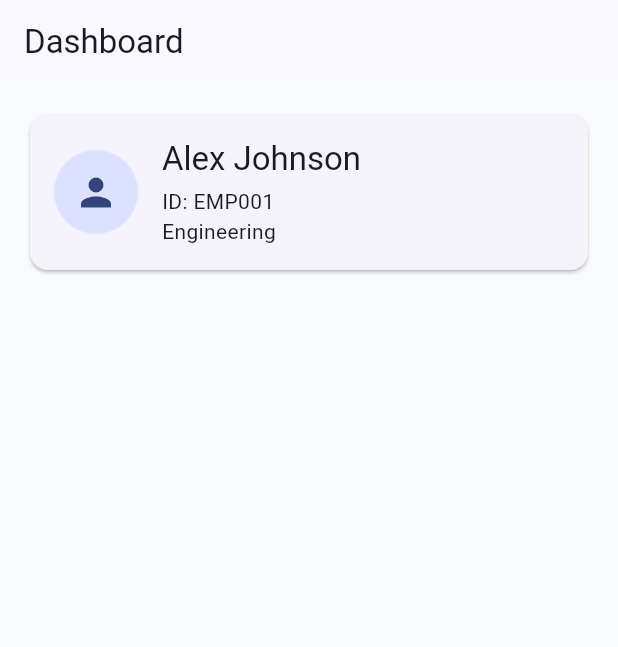
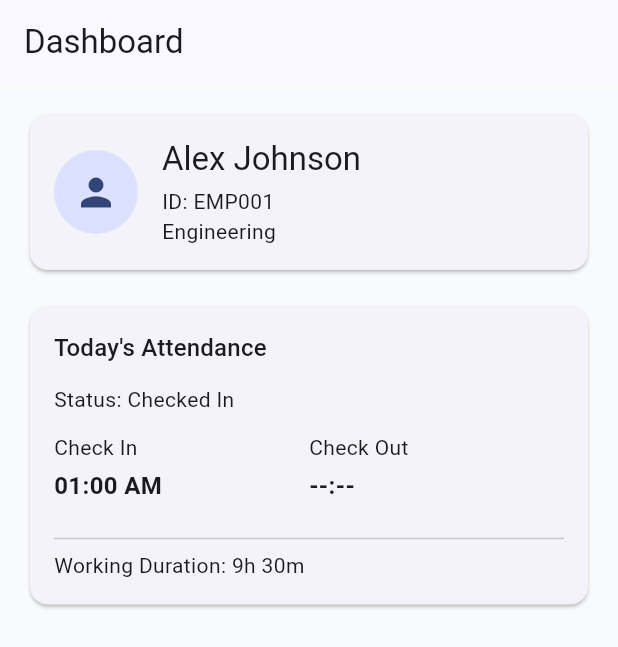
Before and after one commit to Safalks11/rebs-hrms-flutter-assignment, a Flutter app: the screen it shows after launch, on a phone screen of 412 x 824 dp. Shown: the top 647 px of the screen. Run offline on Flutter 3.47's test engine with Material 3 defaults, Android fonts, the phone set to English and light mode, and no system bars; our stand-ins replace get.

Commit message:
add attendance status and working duration card to dashboard

```diff
--- /dev/null
+++ b/lib/features/attendance/models/attendance_model.dart
@@ -0,0 +1,33 @@
+enum AttendanceStatus { notCheckedIn, checkedIn, checkedOut }
+
+class AttendanceModel {
+  final DateTime date;
+  final DateTime? checkInTime;
+  final DateTime? checkOutTime;
+
+  const AttendanceModel({
+    required this.date,
+    this.checkInTime,
+    this.checkOutTime,
+  });
+
+  AttendanceStatus get status {
+    if (checkOutTime != null) {
+      return AttendanceStatus.checkedOut;
+    }
+
+    if (checkInTime != null) {
+      return AttendanceStatus.checkedIn;
+    }
+
+    return AttendanceStatus.notCheckedIn;
+  }
+
+  Duration get workingDuration {
+    if (checkInTime == null) {
+      return Duration.zero;
+    }
+
+    return (checkOutTime ?? DateTime.now()).difference(checkInTime!);
+  }
+}
--- a/lib/features/dashboard/controllers/dashboard_controller.dart
+++ b/lib/features/dashboard/controllers/dashboard_controller.dart
@@ -1,4 +1,7 @@
+import 'dart:async';
+
 import 'package:get/get.dart';
+import 'package:rebs_hrms_assignment/features/attendance/models/attendance_model.dart';
 import 'package:rebs_hrms_assignment/features/dashboard/models/employee_model.dart';
 
 class DashboardController extends GetxController {
@@ -7,4 +10,46 @@ class DashboardController extends GetxController {
     name: 'Alex Johnson',
     department: 'Engineering',
   );
+
+  late final Rx<AttendanceModel> attendance;
+  final Rx<DateTime> currentTime = DateTime.now().obs;
+  Timer? _timer;
+
+  @override
+  void onInit() {
+    super.onInit();
+
+    final now = DateTime.now();
+
+    attendance = AttendanceModel(
+      date: DateTime(now.year, now.month, now.day),
+      checkInTime: DateTime(now.year, now.month, now.day, 1),
+    ).obs;
+
+    _timer = Timer.periodic(
+      Duration(seconds: 10),
+      (_) => currentTime.value = DateTime.now(),
+    );
+  }
+
+  Duration get getWorkingDuration {
+    final now = currentTime.value;
+    final record = attendance.value;
+
+    if (record.checkInTime == null) {
+      return Duration.zero;
+    }
+
+    final duration = (record.checkOutTime ?? now).difference(
+      record.checkInTime!,
+    );
+
+    return duration.isNegative ? Duration.zero : duration;
+  }
+
+  @override
+  void onClose() {
+    _timer?.cancel();
+    super.onClose();
+  }
 }
--- a/lib/features/dashboard/views/dashboard_view.dart
+++ b/lib/features/dashboard/views/dashboard_view.dart
@@ -1,6 +1,7 @@
 import 'package:flutter/material.dart';
 import 'package:get/get.dart';
 import 'package:rebs_hrms_assignment/features/dashboard/controllers/dashboard_controller.dart';
+import 'package:rebs_hrms_assignment/features/dashboard/widgets/attendance_card.dart';
 import 'package:rebs_hrms_assignment/features/dashboard/widgets/employee_card.dart';
 
 class DashboardScreen extends GetView<DashboardController> {
@@ -10,10 +11,20 @@ class DashboardScreen extends GetView<DashboardController> {
   Widget build(BuildContext context) {
     return Scaffold(
       appBar: AppBar(title: Text('Dashboard')),
-      body: SingleChildScrollView(
-        child: Padding(
-          padding: const EdgeInsets.all(16),
-          child: EmployeeCard(employee: controller.employee),
+      body: Padding(
+        padding: const EdgeInsets.all(16),
+        child: Column(
+          crossAxisAlignment: CrossAxisAlignment.stretch,
+          children: [
+            EmployeeCard(employee: controller.employee),
+            const SizedBox(height: 16),
+            Obx(
+              () => AttendanceCard(
+                attendance: controller.attendance.value,
+                duration: controller.getWorkingDuration,
+              ),
+            ),
+          ],
         ),
       ),
     );
--- /dev/null
+++ b/lib/features/dashboard/widgets/attendance_card.dart
@@ -0,0 +1,94 @@
+import 'package:flutter/material.dart';
+import 'package:intl/intl.dart';
+import 'package:rebs_hrms_assignment/features/attendance/models/attendance_model.dart';
+
+class AttendanceCard extends StatelessWidget {
+  final AttendanceModel attendance;
+  final Duration? duration;
+
+  const AttendanceCard({super.key, required this.attendance, this.duration});
+
+  String formatTime(DateTime? time) {
+    if (time == null) return '--:--';
+    return DateFormat('hh:mm a').format(time);
+  }
+
+  String formatDuration(Duration duration) {
+    final hours = duration.inHours;
+    final minutes = duration.inMinutes.remainder(60);
+
+    return '${hours}h ${minutes}m';
+  }
+
+  String getStatusText(AttendanceStatus status) {
+    switch (status) {
+      case AttendanceStatus.notCheckedIn:
+        return 'Not Checked In';
+      case AttendanceStatus.checkedIn:
+        return 'Checked In';
+      case AttendanceStatus.checkedOut:
+        return 'Checked Out';
+    }
+  }
+
+  @override
+  Widget build(BuildContext context) {
+    return Card(
+      child: Padding(
+        padding: const EdgeInsets.all(16),
+        child: Column(
+          crossAxisAlignment: CrossAxisAlignment.start,
+          children: [
+            Text(
+              "Today's Attendance",
+              style: Theme.of(context).textTheme.titleMedium,
+            ),
+            const SizedBox(height: 12),
+
+            Text('Status: ${getStatusText(attendance.status)}'),
+            const SizedBox(height: 12),
+
+            Row(
+              children: [
+                Expanded(
+                  child: _buildTimeInfo(
+                    'Check In',
+                    formatTime(attendance.checkInTime),
+                  ),
+                ),
+                Expanded(
+                  child: _buildTimeInfo(
+                    'Check Out',
+                    formatTime(attendance.checkOutTime),
+                  ),
+                ),
+              ],
+            ),
+
+            const SizedBox(height: 16),
+            const Divider(),
+
+            Text(
+              'Working Duration: '
+              '${formatDuration(duration ?? attendance.workingDuration)}',
+            ),
+          ],
+        ),
+      ),
+    );
+  }
+
+  Widget _buildTimeInfo(String label, String value) {
+    return Column(
+      crossAxisAlignment: CrossAxisAlignment.start,
+      children: [
+        Text(label),
+        const SizedBox(height: 4),
+        Text(
+          value,
+          style: const TextStyle(fontWeight: FontWeight.bold, fontSize: 16),
+        ),
+      ],
+    );
+  }
+}
--- a/pubspec.yaml
+++ b/pubspec.yaml
@@ -41,6 +41,7 @@ dependencies:
   geolocator: ^14.0.1
   connectivity_plus: ^7.3.2
   uuid: ^4.6.0
+  intl: ^0.20.3
 
 dev_dependencies:
   flutter_test:
```
Also changed, not shown: pubspec.lock, 1 other file.
